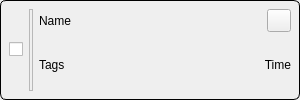
Before: the Qt Designer form src/TaskWidget/taskwidget.ui in david4more/QtToDo, drawn with Qt 5.
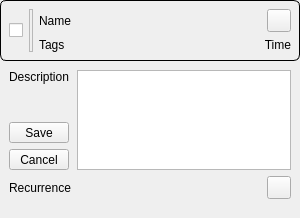
After: the same form once the commit is applied.

Commit message: add expanding task info: recurrence or completion date, editable description (Save&Cancel buttons); task delete button (new Task's singleCompletion field, tasks now is a vector of pointers)

```diff
--- a/src/TaskWidget/taskwidget.ui
+++ b/src/TaskWidget/taskwidget.ui
@@ -7,11 +7,11 @@
     <x>0</x>
     <y>0</y>
     <width>300</width>
-    <height>100</height>
+    <height>218</height>
    </rect>
   </property>
   <property name="sizePolicy">
-   <sizepolicy hsizetype="Expanding" vsizetype="Fixed">
+   <sizepolicy hsizetype="Expanding" vsizetype="Preferred">
     <horstretch>0</horstretch>
     <verstretch>0</verstretch>
    </sizepolicy>
@@ -22,7 +22,7 @@
   <property name="styleSheet">
    <string notr="true"/>
   </property>
-  <layout class="QHBoxLayout" name="horizontalLayout">
+  <layout class="QVBoxLayout" name="verticalLayout_2">
    <property name="spacing">
     <number>0</number>
    </property>
@@ -40,6 +40,24 @@
    </property>
    <item>
     <widget class="QWidget" name="containerWidget" native="true">
+     <property name="sizePolicy">
+      <sizepolicy hsizetype="Preferred" vsizetype="Fixed">
+       <horstretch>0</horstretch>
+       <verstretch>0</verstretch>
+      </sizepolicy>
+     </property>
+     <property name="minimumSize">
+      <size>
+       <width>0</width>
+       <height>0</height>
+      </size>
+     </property>
+     <property name="maximumSize">
+      <size>
+       <width>16777215</width>
+       <height>16777215</height>
+      </size>
+     </property>
      <property name="styleSheet">
       <string notr="true">QWidget#containerWidget {border: 1px solid black; border-radius: 6px;}</string>
      </property>
@@ -158,6 +176,97 @@
      </layout>
     </widget>
    </item>
+   <item>
+    <widget class="QWidget" name="expandingWidget" native="true">
+     <layout class="QFormLayout" name="formLayout">
+      <item row="0" column="0">
+       <layout class="QVBoxLayout" name="descriptionLayout">
+        <item>
+         <widget class="QLabel" name="label_3">
+          <property name="text">
+           <string>Description</string>
+          </property>
+          <property name="alignment">
+           <set>Qt::AlignmentFlag::AlignLeading|Qt::AlignmentFlag::AlignLeft|Qt::AlignmentFlag::AlignTop</set>
+          </property>
+         </widget>
+        </item>
+        <item>
+         <layout class="QVBoxLayout" name="verticalLayout_3">
+          <item>
+           <widget class="QToolButton" name="descriptionSaveButton">
+            <property name="sizePolicy">
+             <sizepolicy hsizetype="Preferred" vsizetype="Fixed">
+              <horstretch>0</horstretch>
+              <verstretch>0</verstretch>
+             </sizepolicy>
+            </property>
+            <property name="text">
+             <string>Save</string>
+            </property>
+           </widget>
+          </item>
+          <item>
+           <widget class="QToolButton" name="descriptionCancelButton">
+            <property name="sizePolicy">
+             <sizepolicy hsizetype="Preferred" vsizetype="Fixed">
+              <horstretch>0</horstretch>
+              <verstretch>0</verstretch>
+             </sizepolicy>
+            </property>
+            <property name="text">
+             <string>Cancel</string>
+            </property>
+           </widget>
+          </item>
+         </layout>
+        </item>
+       </layout>
+      </item>
+      <item row="0" column="1">
+       <widget class="QTextEdit" name="descriptionText">
+        <property name="sizePolicy">
+         <sizepolicy hsizetype="Expanding" vsizetype="Minimum">
+          <horstretch>0</horstretch>
+          <verstretch>0</verstretch>
+         </sizepolicy>
+        </property>
+        <property name="maximumSize">
+         <size>
+          <width>16777215</width>
+          <height>100</height>
+         </size>
+        </property>
+       </widget>
+      </item>
+      <item row="1" column="0">
+       <widget class="QLabel" name="titleLabel">
+        <property name="text">
+         <string>Recurrence</string>
+        </property>
+       </widget>
+      </item>
+      <item row="1" column="1">
+       <layout class="QHBoxLayout" name="horizontalLayout">
+        <item>
+         <widget class="QLabel" name="recurrenceLabel">
+          <property name="text">
+           <string/>
+          </property>
+         </widget>
+        </item>
+        <item>
+         <widget class="QToolButton" name="deleteButton">
+          <property name="text">
+           <string/>
+          </property>
+         </widget>
+        </item>
+       </layout>
+      </item>
+     </layout>
+    </widget>
+   </item>
   </layout>
  </widget>
  <resources/>
```
The commit also changes 9 other files.
